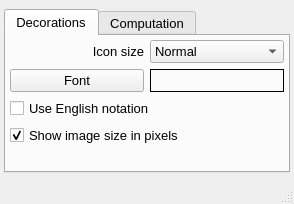
Before: the Qt Designer form UIs/nPreferences.ui in NeutrinoToolkit/Neutrino, drawn with Qt 5.
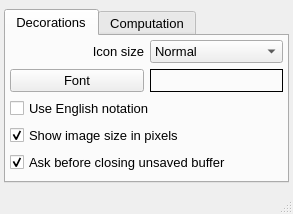
After: the same form once the commit is applied.

```diff
--- a/UIs/nPreferences.ui
+++ b/UIs/nPreferences.ui
@@ -6,8 +6,8 @@
    <rect>
     <x>0</x>
     <y>0</y>
-    <width>294</width>
-    <height>204</height>
+    <width>293</width>
+    <height>214</height>
    </rect>
   </property>
   <property name="font">
@@ -19,14 +19,14 @@
    <string>Preferences</string>
   </property>
   <widget class="QWidget" name="centralwidget">
-   <layout class="QGridLayout" name="gridLayout">
+   <layout class="QVBoxLayout" name="verticalLayout_2">
     <property name="leftMargin">
      <number>4</number>
     </property>
     <property name="rightMargin">
      <number>4</number>
     </property>
-    <item row="0" column="0">
+    <item>
      <widget class="QTabWidget" name="tabWidget">
       <property name="currentIndex">
        <number>0</number>
@@ -38,55 +38,17 @@
        <attribute name="title">
         <string>Decorations</string>
        </attribute>
-       <layout class="QGridLayout" name="gridLayout_3" columnstretch="0,0">
+       <layout class="QVBoxLayout" name="verticalLayout">
         <property name="margin">
          <number>4</number>
         </property>
-        <item row="1" column="1">
-         <widget class="QLabel" name="labelFont">
-          <property name="font">
-           <font>
-            <pointsize>10</pointsize>
-           </font>
-          </property>
-          <property name="frameShape">
-           <enum>QFrame::Box</enum>
-          </property>
-          <property name="text">
-           <string/>
-          </property>
-         </widget>
-        </item>
-        <item row="3" column="0" colspan="2">
-         <widget class="QCheckBox" name="showDimPixel">
-          <property name="text">
-           <string>Show image size in pixels</string>
-          </property>
-          <property name="checked">
-           <bool>true</bool>
-          </property>
-          <property name="tristate">
-           <bool>false</bool>
-          </property>
-          <property name="neutrinoSave" stdset="0">
-           <bool>true</bool>
-          </property>
-         </widget>
-        </item>
-        <item row="4" column="1">
-         <spacer name="verticalSpacer_2">
-          <property name="orientation">
-           <enum>Qt::Vertical</enum>
-          </property>
-          <property name="sizeHint" stdset="0">
-           <size>
-            <width>20</width>
-            <height>40</height>
-           </size>
-          </property>
-         </spacer>
-        </item>
-        <item row="0" column="0">
+        <item>
+         <widget class="QWidget" name="widget_2" native="true">
+          <layout class="QHBoxLayout" name="horizontalLayout_3">
+           <property name="margin">
+            <number>0</number>
+           </property>
+           <item>
          <widget class="QLabel" name="label_3">
           <property name="font">
            <font>
@@ -101,7 +63,7 @@
           </property>
          </widget>
         </item>
-        <item row="0" column="1">
+           <item>
          <widget class="QComboBox" name="comboIconSize">
           <property name="font">
            <font>
@@ -131,7 +93,16 @@
           </item>
          </widget>
         </item>
-        <item row="1" column="0">
+          </layout>
+         </widget>
+        </item>
+        <item>
+         <widget class="QWidget" name="widget" native="true">
+          <layout class="QHBoxLayout" name="horizontalLayout_2">
+           <property name="margin">
+            <number>0</number>
+           </property>
+           <item>
          <widget class="QPushButton" name="chooseFont">
           <property name="font">
            <font>
@@ -143,7 +114,25 @@
           </property>
          </widget>
         </item>
-        <item row="2" column="0" colspan="2">
+           <item>
+            <widget class="QLabel" name="labelFont">
+             <property name="font">
+              <font>
+               <pointsize>10</pointsize>
+              </font>
+             </property>
+             <property name="frameShape">
+              <enum>QFrame::Box</enum>
+             </property>
+             <property name="text">
+              <string/>
+             </property>
+            </widget>
+           </item>
+          </layout>
+         </widget>
+        </item>
+        <item>
          <widget class="QCheckBox" name="useDot">
           <property name="text">
            <string>Use English notation</string>
@@ -153,6 +142,48 @@
           </property>
          </widget>
         </item>
+        <item>
+         <widget class="QCheckBox" name="showDimPixel">
+          <property name="text">
+           <string>Show image size in pixels</string>
+          </property>
+          <property name="checked">
+           <bool>true</bool>
+          </property>
+          <property name="tristate">
+           <bool>false</bool>
+          </property>
+          <property name="neutrinoSave" stdset="0">
+           <bool>true</bool>
+          </property>
+         </widget>
+        </item>
+        <item>
+         <widget class="QCheckBox" name="askCloseUnsaved">
+          <property name="text">
+           <string>Ask before closing unsaved buffer</string>
+          </property>
+          <property name="checked">
+           <bool>true</bool>
+          </property>
+          <property name="neutrinoSave" stdset="0">
+           <bool>true</bool>
+          </property>
+         </widget>
+        </item>
+        <item>
+         <spacer name="verticalSpacer_2">
+          <property name="orientation">
+           <enum>Qt::Vertical</enum>
+          </property>
+          <property name="sizeHint" stdset="0">
+           <size>
+            <width>20</width>
+            <height>40</height>
+           </size>
+          </property>
+         </spacer>
+        </item>
        </layout>
       </widget>
       <widget class="QWidget" name="computation">
```
Left out of the diff: 26 changed lines with no effect on the pictures. Lines whose indentation alone changed are shown as unchanged.
